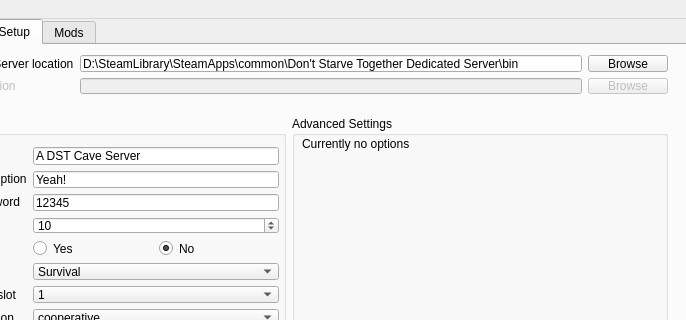
Old version of the form mainwindow.ui in the repository KKyang/DSTDedicatedServerGUI; both pictures show x 114 to 800 and y 0 to 320 of the 800 by 600 pixel window.
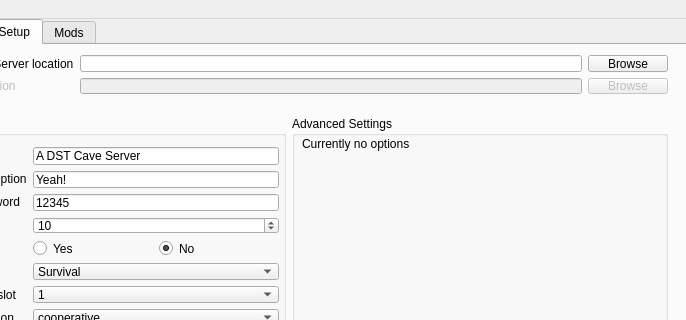
New version of the form.

Diff of the .ui file:
```diff
--- a/mainwindow.ui
+++ b/mainwindow.ui
@@ -383,7 +383,7 @@
            <item>
             <widget class="QLineEdit" name="lineEdit_dedicatedServerLocation">
              <property name="text">
-              <string>D:\SteamLibrary\SteamApps\common\Don't Starve Together Dedicated Server\bin</string>
+              <string/>
              </property>
             </widget>
            </item>
```
